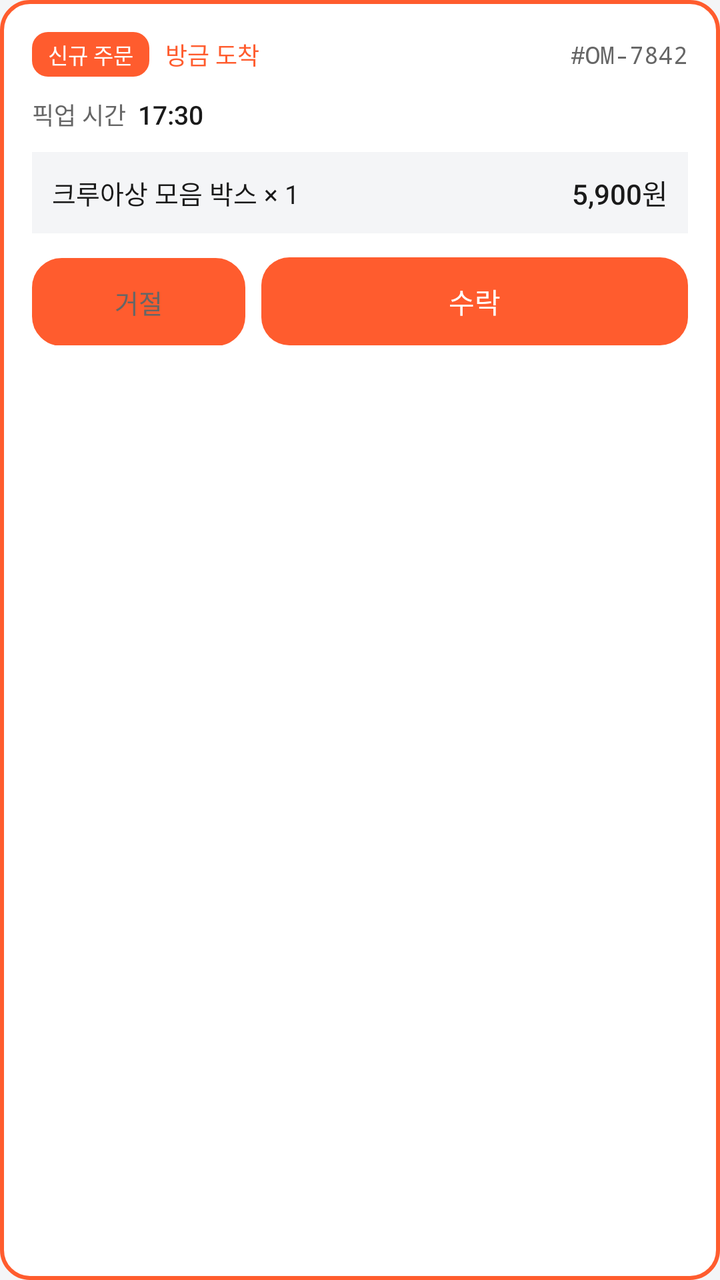
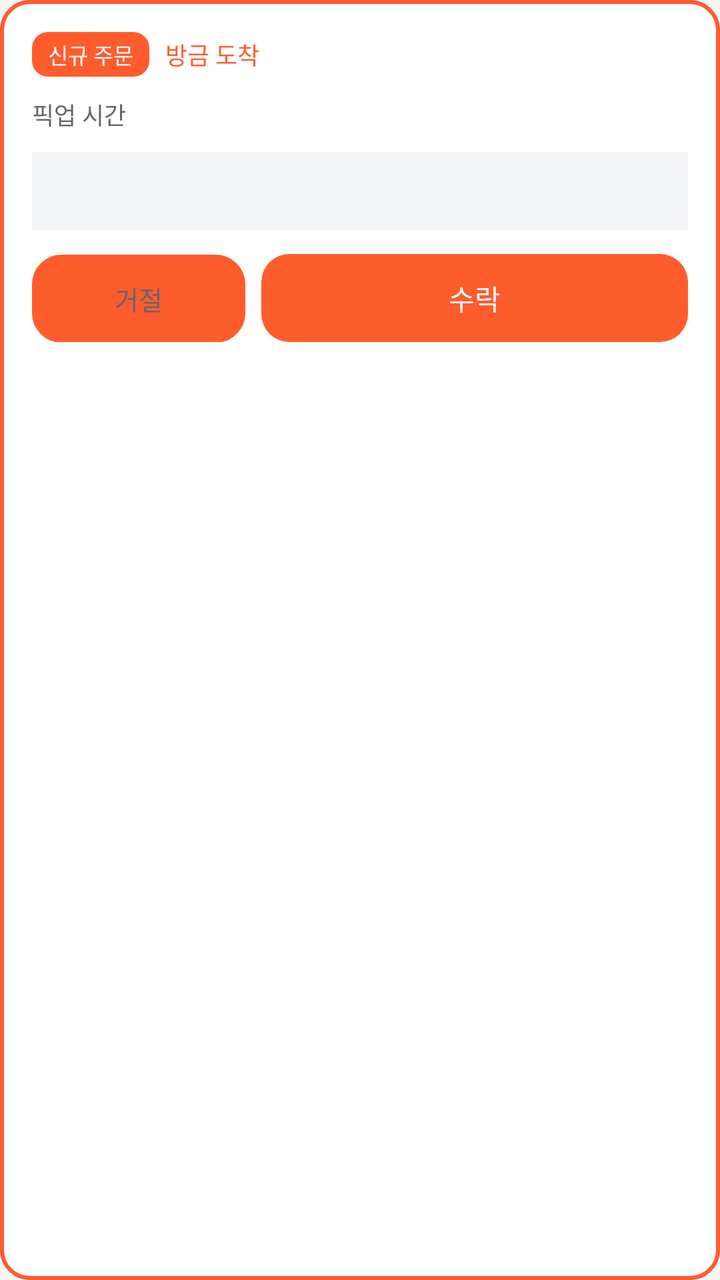

Screens rendered from an Android XML layout before and after an edit, with the pre-edit source and the edit as a unified diff.
<!-- AndroidManifest.xml: application theme Theme.Deuktemsiru_seller -->
<!-- res/layout/item_order_new.xml -->
<?xml version="1.0" encoding="utf-8"?>
<LinearLayout
    xmlns:android="http://schemas.android.com/apk/res/android"
    android:layout_width="match_parent"
    android:layout_height="wrap_content"
    android:orientation="vertical"
    android:background="@drawable/bg_card_primary_border"
    android:padding="16dp"
    android:layout_marginBottom="10dp">

    
    <LinearLayout
        android:layout_width="match_parent"
        android:layout_height="wrap_content"
        android:orientation="horizontal"
        android:gravity="center_vertical">

        <TextView
            android:layout_width="wrap_content"
            android:layout_height="wrap_content"
            android:text="신규 주문"
            android:textSize="11sp"
            android:textColor="@color/white"
            android:fontFamily="sans-serif-medium"
            android:background="@drawable/bg_rounded_primary"
            android:paddingStart="8dp"
            android:paddingEnd="8dp"
            android:paddingTop="3dp"
            android:paddingBottom="3dp" />

        <TextView
            android:id="@+id/tv_order_time"
            android:layout_width="0dp"
            android:layout_height="wrap_content"
            android:layout_weight="1"
            android:text="방금 도착"
            android:textSize="12sp"
            android:textColor="@color/primary"
            android:layout_marginStart="8dp" />

        <TextView
            android:id="@+id/tv_order_number"
            android:layout_width="wrap_content"
            android:layout_height="wrap_content"
            android:text="#OM-7842"
            android:textSize="12sp"
            android:textColor="@color/text_sub"
            android:fontFamily="monospace" />

    </LinearLayout>

    
    <LinearLayout
        android:layout_width="wrap_content"
        android:layout_height="wrap_content"
        android:orientation="horizontal"
        android:gravity="center_vertical"
        android:layout_marginTop="10dp">

        <TextView
            android:layout_width="wrap_content"
            android:layout_height="wrap_content"
            android:text="픽업 시간  "
            android:textSize="12sp"
            android:textColor="@color/text_sub" />

        <TextView
            android:id="@+id/tv_pickup_time"
            android:layout_width="wrap_content"
            android:layout_height="wrap_content"
            android:text="17:30"
            android:textSize="13sp"
            android:textColor="@color/text"
            android:fontFamily="sans-serif-medium" />

    </LinearLayout>

    
    <LinearLayout
        android:layout_width="match_parent"
        android:layout_height="wrap_content"
        android:orientation="horizontal"
        android:gravity="center_vertical"
        android:background="@color/surface"
        android:padding="10dp"
        android:layout_marginTop="10dp">

        <TextView
            android:layout_width="0dp"
            android:layout_height="wrap_content"
            android:layout_weight="1"
            android:text="크루아상 모음 박스 × 1"
            android:textSize="13sp"
            android:textColor="@color/text" />

        <TextView
            android:layout_width="wrap_content"
            android:layout_height="wrap_content"
            android:text="5,900원"
            android:textSize="14sp"
            android:textColor="@color/text"
            android:fontFamily="sans-serif-medium" />

    </LinearLayout>

    
    <LinearLayout
        android:layout_width="match_parent"
        android:layout_height="wrap_content"
        android:orientation="horizontal"
        android:layout_marginTop="12dp">

        <Button
            android:id="@+id/btn_reject"
            android:layout_width="0dp"
            android:layout_height="44dp"
            android:layout_weight="1"
            android:text="거절"
            android:textSize="13sp"
            android:textColor="@color/text_sub"
            android:fontFamily="sans-serif-medium"
            android:background="@drawable/bg_button_outline"
            android:layout_marginEnd="8dp"
            android:insetTop="0dp"
            android:insetBottom="0dp"
            android:stateListAnimator="@null" />

        <Button
            android:id="@+id/btn_accept"
            android:layout_width="0dp"
            android:layout_height="44dp"
            android:layout_weight="2"
            android:text="수락"
            android:textSize="14sp"
            android:textColor="@color/white"
            android:fontFamily="sans-serif-medium"
            android:background="@drawable/bg_button_primary"
            android:insetTop="0dp"
            android:insetBottom="0dp"
            android:stateListAnimator="@null" />

    </LinearLayout>

</LinearLayout>
<!-- resources referenced by this layout -->
<resources>
  <color name="primary">#FFFF5C2E</color>
  <color name="surface">#FFF4F5F7</color>
  <color name="text">#FF1A1A1A</color>
  <color name="text_sub">#FF666666</color>
  <color name="white">#FFFFFFFF</color>
  <!-- drawable bg_button_outline (drawable) -->
  <?xml version="1.0" encoding="utf-8"?>
  <shape xmlns:android="http://schemas.android.com/apk/res/android"
      android:shape="rectangle">
      <solid android:color="#FFFFFF" />
      <stroke android:width="1.5dp" android:color="#E5E5E5" />
      <corners android:radius="14dp" />
  </shape>
  <!-- drawable bg_button_primary (drawable) -->
  <?xml version="1.0" encoding="utf-8"?>
  <shape xmlns:android="http://schemas.android.com/apk/res/android"
      android:shape="rectangle">
      <solid android:color="#FF5C2E" />
      <corners android:radius="14dp" />
  </shape>
  <!-- drawable bg_card_primary_border (drawable) -->
  <?xml version="1.0" encoding="utf-8"?>
  <shape xmlns:android="http://schemas.android.com/apk/res/android"
      android:shape="rectangle">
      <solid android:color="#FFFFFF" />
      <stroke android:width="2dp" android:color="#FF5C2E" />
      <corners android:radius="14dp" />
  </shape>
  <!-- drawable bg_rounded_primary (drawable) -->
  <?xml version="1.0" encoding="utf-8"?>
  <shape xmlns:android="http://schemas.android.com/apk/res/android"
      android:shape="rectangle">
      <solid android:color="#FF5C2E" />
      <corners android:radius="8dp" />
  </shape>
  <style name="Theme.Deuktemsiru_seller" parent="Base.Theme.Deuktemsiru_seller" />
  <style name="Base.Theme.Deuktemsiru_seller" parent="Theme.Material3.Light.NoActionBar">
          <item name="colorPrimary">@color/primary</item>
          <item name="colorPrimaryVariant">@color/primary_dark</item>
          <item name="colorOnPrimary">@color/white</item>
          <item name="colorSurface">@color/surface</item>
          <item name="android:colorBackground">@color/surface</item>
          <item name="android:fontFamily">sans-serif</item>
          <item name="bottomNavigationStyle">@style/Widget.App.BottomNav</item>
      </style>
  <color name="primary_dark">#FF6B2B12</color>
  <style name="Widget.App.BottomNav" parent="Widget.Material3.BottomNavigationView">
          <item name="itemIconTint">@color/bottom_nav_color</item>
          <item name="itemTextColor">@color/bottom_nav_color</item>
          <item name="itemActiveIndicatorStyle">@style/Widget.App.ActiveIndicator</item>
      </style>
  <style name="Widget.App.ActiveIndicator" parent="Widget.Material3.BottomNavigationView.ActiveIndicator">
          <item name="android:color">@color/primary_light</item>
      </style>
  <color name="primary_light">#FFFFEDE5</color>
</resources>

<!-- the commit's change to res/layout/item_order_new.xml (unified diff, before → after) -->
@@ -42,7 +42,7 @@
             android:id="@+id/tv_order_number"
             android:layout_width="wrap_content"
             android:layout_height="wrap_content"
-            android:text="#OM-7842"
+            android:text=""
             android:textSize="12sp"
             android:textColor="@color/text_sub"
             android:fontFamily="monospace" />
@@ -68,7 +68,7 @@
             android:id="@+id/tv_pickup_time"
             android:layout_width="wrap_content"
             android:layout_height="wrap_content"
-            android:text="17:30"
+            android:text=""
             android:textSize="13sp"
             android:textColor="@color/text"
             android:fontFamily="sans-serif-medium" />
@@ -86,17 +86,19 @@
         android:layout_marginTop="10dp">
 
         <TextView
+            android:id="@+id/tv_menu_summary"
             android:layout_width="0dp"
             android:layout_height="wrap_content"
             android:layout_weight="1"
-            android:text="크루아상 모음 박스 × 1"
+            android:text=""
             android:textSize="13sp"
             android:textColor="@color/text" />
 
         <TextView
+            android:id="@+id/tv_total_amount"
             android:layout_width="wrap_content"
             android:layout_height="wrap_content"
-            android:text="5,900원"
+            android:text=""
             android:textSize="14sp"
             android:textColor="@color/text"
             android:fontFamily="sans-serif-medium" />
